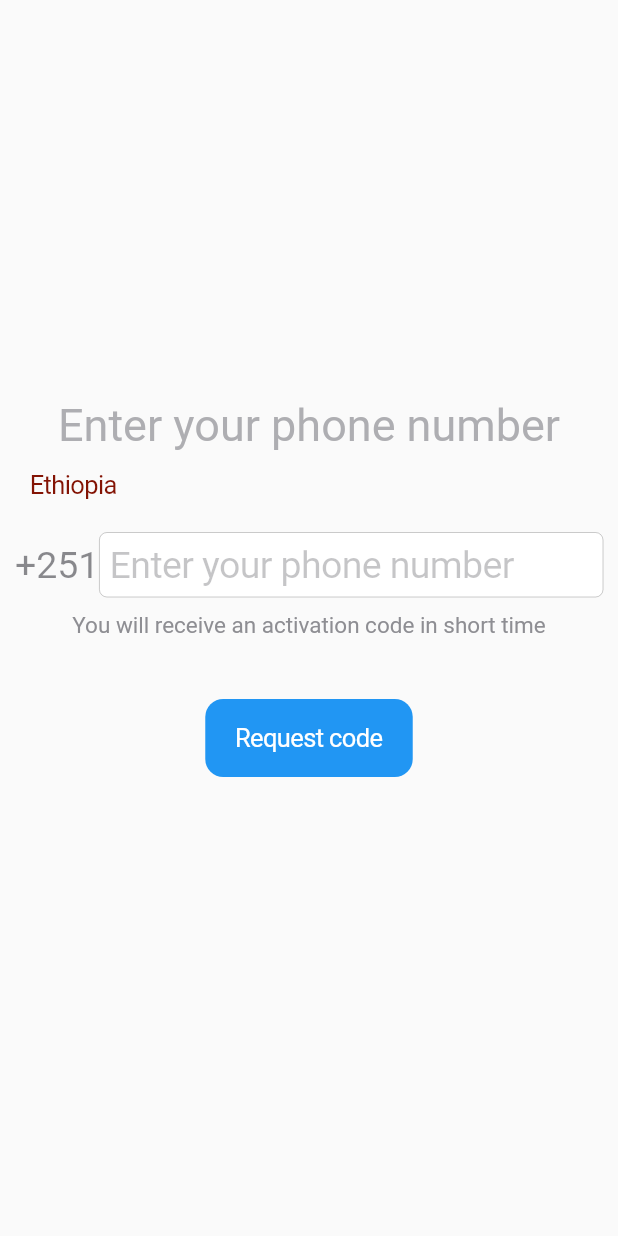
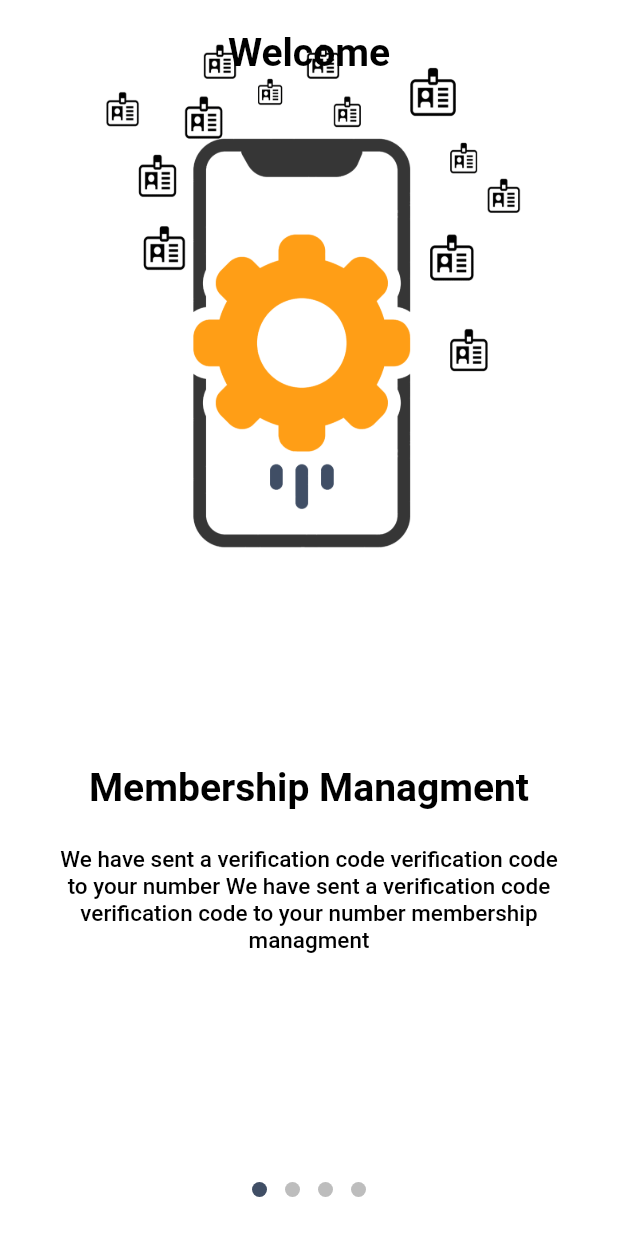
Before and after one commit to sitota49/ILRI-ZEBU-APP, a Flutter app: the screen it shows after launch, on a phone screen of 412 x 824 dp. Run offline on Flutter 3.47's test engine with Material 2 defaults, Android fonts, the phone set to English and light mode, and no system bars; drawn by our look-alikes of introduction_screen; our stand-ins replace equatable, firebase_auth, firebase_core, flutter_bloc, form_field_validator, google_fonts; missing offline and left inert: cupertino_list_tile, onesignal_flutter; accounts and stored records are empty; Roboto replaces fonts that are missing (Raleway).

Commit message:
onboarding page

```diff
--- a/zebu_app/lib/app_widget.dart
+++ b/zebu_app/lib/app_widget.dart
@@ -16,6 +16,7 @@ import 'package:flutter/material.dart';
 import 'package:flutter_bloc/flutter_bloc.dart';
 import 'package:google_fonts/google_fonts.dart';
 import 'package:http/http.dart' as http;
+import 'package:zebu_app/screens/onboarding_page.dart';
 
 class AppWidget extends StatefulWidget {
   final Future<FirebaseApp> _fbApp = Firebase.initializeApp();
@@ -85,7 +86,7 @@ class _AppWidgetState extends State<AppWidget> {
                   ),
                 );
               } else {
-                return const Scaffold(body: EditNumber());
+                return Scaffold(body: OnBoardingPage());
               }
             })),
         debugShowCheckedModeBanner: false,
--- a/zebu_app/lib/routeGenerator.dart
+++ b/zebu_app/lib/routeGenerator.dart
@@ -3,17 +3,21 @@ import 'package:zebu_app/screens/detail_page.dart';
 import 'package:zebu_app/screens/home_page.dart';
 
 import 'package:flutter/material.dart';
+import 'package:zebu_app/screens/onboarding_page.dart';
 
 class RouteGenerator {
   static const String homeScreenName = "/homeScreen";
   static const String detailScreenName = "/detailScreen";
   static const String addScreenName = "/addScreen";
   static const String accountScreenName = "/accountScreen";
-
+  static const String onBoardingScreenName = "/onBoardingScreen";
   static Route<dynamic> generateRoute(RouteSettings settings) {
     switch (settings.name) {
       case homeScreenName:
         return MaterialPageRoute(builder: (_) => HomePage());
+
+      case onBoardingScreenName:
+        return MaterialPageRoute(builder: (_) => OnBoardingPage());
 
 
       case accountScreenName:
--- /dev/null
+++ b/zebu_app/lib/screens/onboarding_page.dart
@@ -0,0 +1,150 @@
+import 'package:flutter/foundation.dart';
+import 'package:flutter/material.dart';
+import 'package:introduction_screen/introduction_screen.dart';
+import 'package:zebu_app/routeGenerator.dart';
+
+class OnBoardingPage extends StatefulWidget {
+  OnBoardingPage({Key? key}) : super(key: key);
+
+  @override
+  State<OnBoardingPage> createState() => _OnBoardingPageState();
+}
+
+class _OnBoardingPageState extends State<OnBoardingPage> {
+  final introKey = GlobalKey<IntroductionScreenState>();
+
+  void _onIntroEnd(context) {
+    Navigator.pushNamed(
+      context,
+      RouteGenerator.homeScreenName,
+    );
+  }
+
+  Widget _buildImage(String assetName, [double width = 350]) {
+    return Image.asset('assets/images/$assetName', width: width);
+  }
+
+  @override
+  Widget build(BuildContext context) {
+    const bodyStyle = TextStyle(
+      fontFamily: 'Raleway',
+      fontSize: 15,
+      color: const Color(0xff000000),
+      fontWeight: FontWeight.w500,
+    );
+
+    const pageDecoration = const PageDecoration(
+        titleTextStyle: TextStyle(
+          fontFamily: 'Raleway',
+          fontSize: 26,
+          color: const Color(0xff000000),
+          fontWeight: FontWeight.w700,
+        ),
+        bodyTextStyle: bodyStyle,
+        bodyPadding: EdgeInsets.fromLTRB(16.0, 0.0, 16.0, 16.0),
+        pageColor: Colors.white,
+        imagePadding: EdgeInsets.fromLTRB(16.0, 16.0, 16.0, 0.0),
+        imageAlignment: Alignment.bottomCenter,
+        // imagePadding: EdgeInsets.only(top: 100.0),
+        bodyAlignment: Alignment.center);
+
+    return SafeArea(
+      child: IntroductionScreen(
+        overrideDone: GestureDetector(
+          child: Text("Done"),
+          onTap: () {
+            Navigator.pushNamed(
+              context,
+              RouteGenerator.homeScreenName,
+            );
+          },
+        ),
+        isTopSafeArea: true,
+        isBottomSafeArea: true,
+        key: introKey,
+        globalBackgroundColor: Colors.white,
+        globalHeader: Padding(
+          padding: const EdgeInsets.only(top: 20.0),
+          child: Align(
+            alignment: Alignment.center,
+            child: Text(
+              'Welcome',
+              style: TextStyle(
+                fontFamily: 'Raleway',
+                fontSize: 26,
+                color: const Color(0xff000000),
+                fontWeight: FontWeight.w700,
+              ),
+            ),
+          ),
+        ),
+
+        pages: [
+          PageViewModel(
+            title: "Membership Managment",
+            body:
+                "We have sent a verification code verification code to your number We have sent a verification code verification code to your number membership managment",
+            image: _buildImage('membership_icon.png'),
+            decoration: pageDecoration,
+          ),
+          PageViewModel(
+            title: "Menu at your hand",
+            body:
+                "We have sent a verification code verification code to your number We have sent a verification code verification code to your number membership managment",
+            image: _buildImage('menu.png'),
+            decoration: pageDecoration,
+          ),
+          PageViewModel(
+            title: "Book your stay ahead",
+            body:
+                "We have sent a verification code verification code to your number We have sent a verification code verification code to your number membership managment",
+            image: _buildImage('booking.png'),
+            decoration: pageDecoration,
+          ),
+          PageViewModel(
+            title: "Let us know what you think",
+            body:
+                "We have sent a verification code verification code to your number We have sent a verification code verification code to your number membership managment",
+            image: _buildImage('feedback.png'),
+            decoration: pageDecoration,
+          ),
+        ],
+        onDone: () => {_onIntroEnd(context)},
+        //onSkip: () => _onIntroEnd(context), // You can override onSkip callback
+        showSkipButton: false,
+        skipOrBackFlex: 0,
+        nextFlex: 0,
+        showBackButton: false,
+        showNextButton: false,
+
+        //rtl: true, // Display as right-to-left
+        // back: const Icon(Icons.arrow_back),
+        // skip: const Text('Skip', style: TextStyle(fontWeight: FontWeight.w600)),
+        // next: const Icon(Icons.arrow_forward),
+        done: const Text('Done',
+            style: TextStyle(
+                fontWeight: FontWeight.w600, color: Color(0xFF404E65))),
+        curve: Curves.fastLinearToSlowEaseIn,
+        controlsMargin: const EdgeInsets.all(16),
+        controlsPadding: kIsWeb
+            ? const EdgeInsets.all(12.0)
+            : const EdgeInsets.fromLTRB(8.0, 4.0, 8.0, 4.0),
+        dotsDecorator: const DotsDecorator(
+          size: Size(10.0, 10.0),
+          activeColor: Color(0xFF404E65),
+          color: Color(0xFFBDBDBD),
+          activeSize: Size(10.0, 10.0),
+          activeShape: RoundedRectangleBorder(
+            borderRadius: BorderRadius.all(Radius.circular(50.0)),
+          ),
+        ),
+        // dotsContainerDecorator: const ShapeDecoration(
+        //   color: Colors.black87,
+        //   shape: RoundedRectangleBorder(
+        //     borderRadius: BorderRadius.all(Radius.circular(8.0)),
+        //   ),
+        // ),
+      ),
+    );
+  }
+}
--- /dev/null
+++ b/zebu_app/lib/screens/splash_page.dart
@@ -0,0 +1,10 @@
+import 'package:flutter/material.dart';
+
+class SplashPage extends StatelessWidget {
+  const SplashPage({Key? key}) : super(key: key);
+
+  @override
+  Widget build(BuildContext context) {
+    return Container();
+  }
+}
--- a/zebu_app/pubspec.yaml
+++ b/zebu_app/pubspec.yaml
@@ -39,6 +39,7 @@ dependencies:
   firebase_core: ^1.13.1
   firebase_auth: ^3.3.11
   cupertino_list_tile: ^0.2.1
+  introduction_screen: ^3.0.1
 
 
   # The following adds the Cupertino Icons font to your application.
@@ -73,6 +74,11 @@ flutter:
   #   - images/a_dot_ham.jpeg
   assets:
     - assets/CountryCodes.json
+    - assets/images/membership_icon.png
+    - assets/images/menu.png
+    - assets/images/booking.png
+    - assets/images/feedback.png
+
 
   # An image asset can refer to one or more resolution-specific "variants", see
   # https://flutter.dev/assets-and-images/#resolution-aware.
```
Also changed, not shown: zebu_app/assets/images/booking.png (added), zebu_app/assets/images/feedback.png (added), zebu_app/assets/images/membership_icon.png (added), zebu_app/assets/images/menu.png (added), zebu_app/lib/main.dart (line endings or trailing spaces), zebu_app/pubspec.lock.
